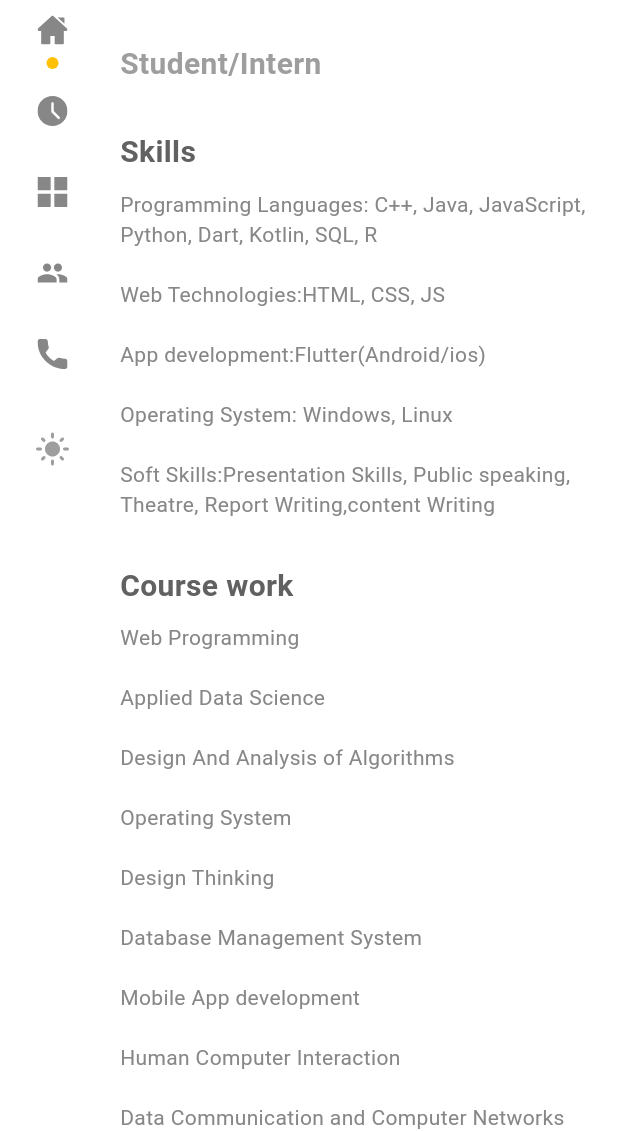
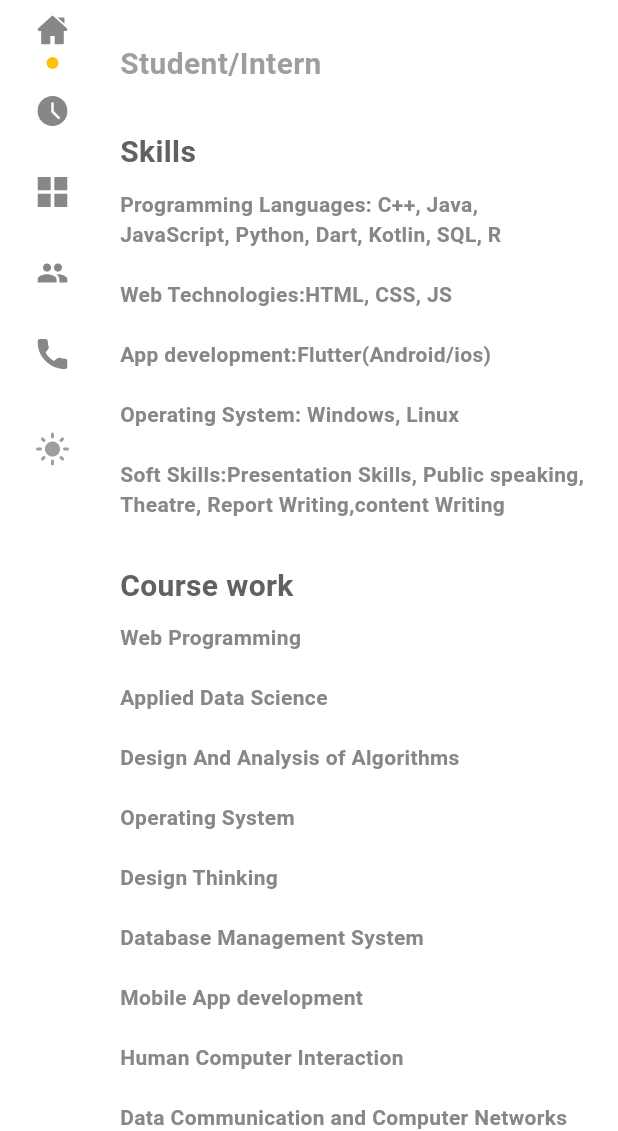
Before and after one commit to khushalrajoria/Flutter-Profile, a Flutter app: the screen it shows after launch, on a phone screen of 412 x 824 dp, the part 105-1236 px from its top. Run offline on Flutter 3.47's test engine with Material 3 defaults, Android fonts, the phone set to English and light mode, and no system bars; drawn by our look-alikes of full_screen_image, shimmer; our stand-ins replace animated_splash_screen, cached_network_image, cloud_firestore, firebase_core, flutter_svg; accounts and stored records are empty.

Commit message:
minor changes

```diff
--- a/lib/main.dart
+++ b/lib/main.dart
@@ -15,7 +15,7 @@ import 'package:animated_splash_screen/animated_splash_screen.dart';
 void main() async {
   WidgetsFlutterBinding.ensureInitialized();
   await Firebase.initializeApp(options: DefaultFirebaseOptions.currentPlatform);
-  runApp(MyApp());
+  runApp(const MyApp());
 }
 bool mode=false;
 
@@ -53,7 +53,6 @@ class MyHomePage extends StatefulWidget {
 class _MyHomePageState extends State<MyHomePage> with TickerProviderStateMixin {
   late TabController _tabController;
   int selectedMenuIndex = 0;
-  // final databaseRef = FirebaseDatabase.instance.reference().child("Portfolio");
   @override
   void initState() {
     super.initState();
--- a/lib/utils/text_style.dart
+++ b/lib/utils/text_style.dart
@@ -1,12 +1,12 @@
 import 'package:flutter/material.dart';
 
-TextStyle headerTextStyle = new TextStyle(
+TextStyle headerTextStyle = TextStyle(
     fontSize: 20, fontWeight: FontWeight.bold, color: Colors.grey[700]);
-TextStyle darkheaderTextStyle = new TextStyle(
+TextStyle darkheaderTextStyle = const TextStyle(
     fontSize: 20, fontWeight: FontWeight.bold, color: Color.fromARGB(255, 29, 243, 232));
 TextStyle subHeaderTextStyle =
-    new TextStyle(fontSize: 16, color: Colors.grey[700]);
+    TextStyle(fontSize: 16, color: Colors.grey[700]);
 TextStyle darksubHeaderTextStyle =
-    new TextStyle(fontSize: 16, color: const Color.fromARGB(255, 255, 255, 255));
-TextStyle bodyTextStyle = new TextStyle(fontSize: 14, color: const Color.fromARGB(255, 136, 134, 134));
-TextStyle darkbodyTextStyle = new TextStyle(fontSize: 14, color: const Color.fromARGB(255, 255, 255, 255));
+    const TextStyle(fontSize: 16, color: Color.fromARGB(255, 255, 255, 255));
+TextStyle bodyTextStyle = const TextStyle(fontSize: 14, color: Color.fromARGB(255, 136, 134, 134),fontWeight: FontWeight.w700);
+TextStyle darkbodyTextStyle = const TextStyle(fontSize: 14, color: Color.fromARGB(255, 255, 255, 255),fontWeight: FontWeight.w700);
```
